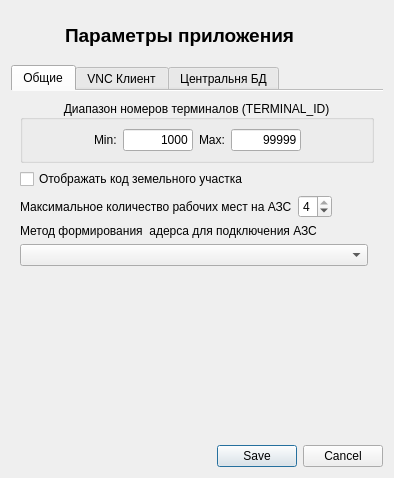
Above: AppParameters/parametersdialog.ui from rust3128/Gandalf before the change. Below: the same form after it.
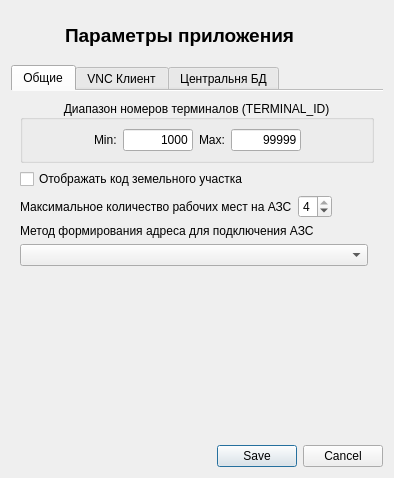
That is the form after the change. The open tabs and pages were chosen to show the change. Icons and pictures are not drawn.

Diff of the .ui file:
```diff
--- a/AppParameters/parametersdialog.ui
+++ b/AppParameters/parametersdialog.ui
@@ -183,7 +183,7 @@
        <item row="3" column="0" colspan="2">
         <widget class="QLabel" name="label_10">
          <property name="text">
-          <string>Метод формирования  адерса для подключения АЗС</string>
+          <string>Метод формирования адреса для подключения АЗС</string>
          </property>
         </widget>
        </item>
```
Left out of the diff: 2 changed lines with no effect on the pictures.
